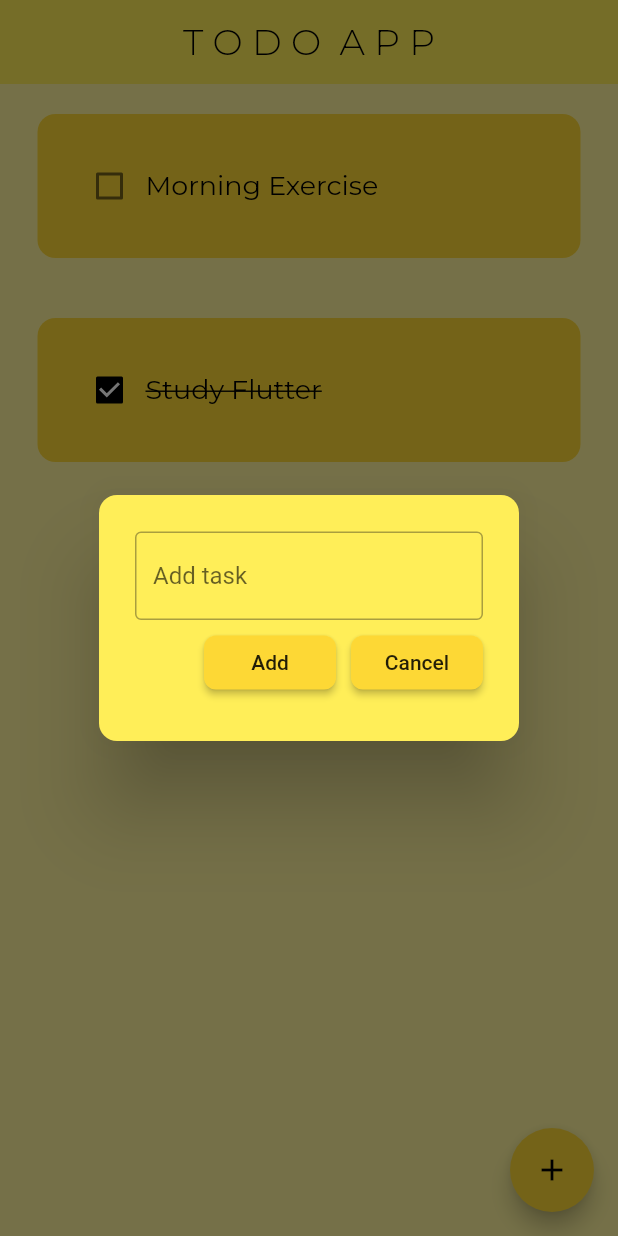
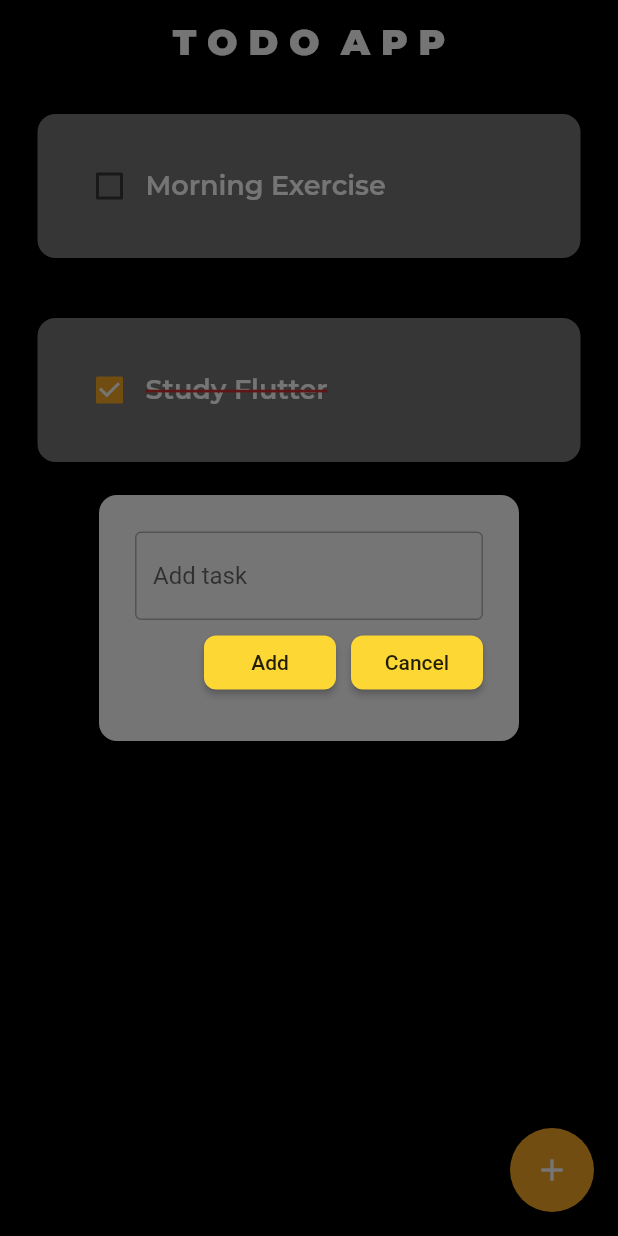
Before and after one commit to RavishkaB2003/To-do-App, a Flutter app: the screen it shows after launch, after a tap on the "add" icon, on a phone screen of 412 x 824 dp. Run offline on Flutter 3.47's test engine with Material 3 defaults, Android fonts, the phone set to English and light mode, and no system bars; drawn by our look-alikes of flutter_slidable; our stand-ins replace google_fonts, hive, hive_flutter; accounts and stored records are empty.

Commit message:
Updated the color scheme of the app and changed linethrough color and thickness

```diff
--- a/lib/main.dart
+++ b/lib/main.dart
@@ -9,6 +9,7 @@ void main() async{
 
 
   //open a box
+  // ignore: unused_local_variable
   var box = await Hive.openBox('todo_box');
 
 
@@ -26,8 +27,8 @@ class MainApp extends StatelessWidget {
       theme: ThemeData(
         colorScheme: ColorScheme.fromSeed(seedColor: Colors.yellow),
         appBarTheme: AppBarTheme(
-          backgroundColor: Colors.yellow[400],
-          foregroundColor: Colors.black,
+          backgroundColor: Colors.black,
+          foregroundColor: Colors.white,
         ),
         useMaterial3: false,
       ),
--- a/lib/pages/first_page.dart
+++ b/lib/pages/first_page.dart
@@ -77,11 +77,11 @@ class _TodoappState extends State<Todoapp> {
   @override
   Widget build(BuildContext context) {
     return Scaffold(
-      backgroundColor: Colors.yellow[200],
+      backgroundColor: Colors.black,
       floatingActionButton: FloatingActionButton(
         onPressed: createNewTask,
-        backgroundColor: Colors.yellow[600],
-        child: const Icon(Icons.add, color: Colors.black),
+        backgroundColor: Colors.yellow[800],
+        child: const Icon(Icons.add, color: Colors.white),
       ),
       appBar: AppBar(
         centerTitle: true,
@@ -90,8 +90,8 @@ class _TodoappState extends State<Todoapp> {
           "T O D O  A P P",
           style: GoogleFonts.montserrat(
             fontSize: 24,
-            fontWeight: FontWeight.w300,
-            color: Colors.black,
+            fontWeight: FontWeight.w900,
+            color: Colors.white,
           ),
         ),
       ),
--- /dev/null
+++ b/lib/themes/theme.dart
@@ -0,0 +1,7 @@
+import 'package:flutter/material.dart';
+
+final ThemeData darkmode = ThemeData(
+  brightness: Brightness.dark,
+  scaffoldBackgroundColor: Colors.black, //base screen background
+  colorScheme: ColorScheme.dark(),
+);
--- a/lib/util/alertbox.dart
+++ b/lib/util/alertbox.dart
@@ -1,17 +1,19 @@
+// ignore_for_file: sized_box_for_whitespace
+
 import 'package:flutter/material.dart';
 import 'package:todo_app/util/mybutton.dart';
 
 class Alertbox extends StatelessWidget {
-  final controller;
-  VoidCallback Add;
-  VoidCallback Cancel;
-  Alertbox({super.key, required this.controller, required this.Add, required this.Cancel});
+  final dynamic controller;
+  final VoidCallback Add;
+  final VoidCallback Cancel;
+  const Alertbox({super.key, required this.controller, required this.Add, required this.Cancel});
 
   @override
   Widget build(BuildContext context) {
     return AlertDialog(
       shape: RoundedRectangleBorder(borderRadius: BorderRadius.circular(12)),
-      backgroundColor: Colors.yellow[400],
+      backgroundColor: Colors.grey[600],
       content: Container(
         height: 120,
         child: Column(
@@ -29,9 +31,11 @@ class Alertbox extends StatelessWidget {
               spacing: 10,
               //buttons section
               children: [
-                Button(text: 'Add', onPressed: Add),
+                Button(text: 'Add',
+                onPressed: Add),
 
-                Button(text: 'Cancel', onPressed: Cancel),
+                Button(text: 'Cancel',
+                onPressed: Cancel),
               ],
             ),
           ],
--- a/lib/util/todo_container.dart
+++ b/lib/util/todo_container.dart
@@ -32,14 +32,15 @@ class TodoContainer extends StatelessWidget {
             onPressed: deletefunction,
             backgroundColor: Colors.red,
             icon: Icons.delete,
-            borderRadius: BorderRadius.circular(12),
+            borderRadius: BorderRadius.horizontal(right: Radius.circular(20),
+            )
             )
             ],
         ),
         child: Container(
           padding: const EdgeInsets.all(24),
           decoration: BoxDecoration(
-            color: Colors.yellow[600],
+            color: Colors.grey[600],
             borderRadius: BorderRadius.circular(12),
           ),
           child: Row(
@@ -48,7 +49,7 @@ class TodoContainer extends StatelessWidget {
               Checkbox(
                 value: taskdone,
                 onChanged: onChanged,
-                activeColor: Colors.black,
+                activeColor: Colors.yellow[800],
               ),
 
               //text section
@@ -56,8 +57,10 @@ class TodoContainer extends StatelessWidget {
                 taskname,
                 style: GoogleFonts.montserrat(
                   fontSize: 18,
-                  fontWeight: FontWeight.w400,
-                  color: Colors.black,
+                  fontWeight: FontWeight.w600,
+                  color: Colors.white,
+                  decorationColor: Colors.red[700],
+                  decorationThickness: 2,
                   decoration:
                   taskdone ? TextDecoration.lineThrough : TextDecoration.none,
                 ),
```
